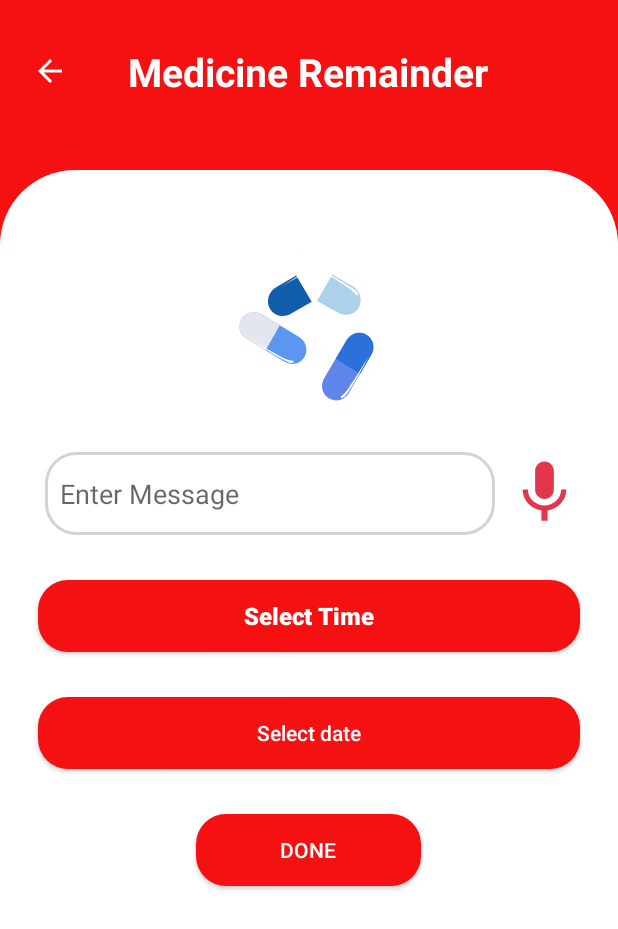
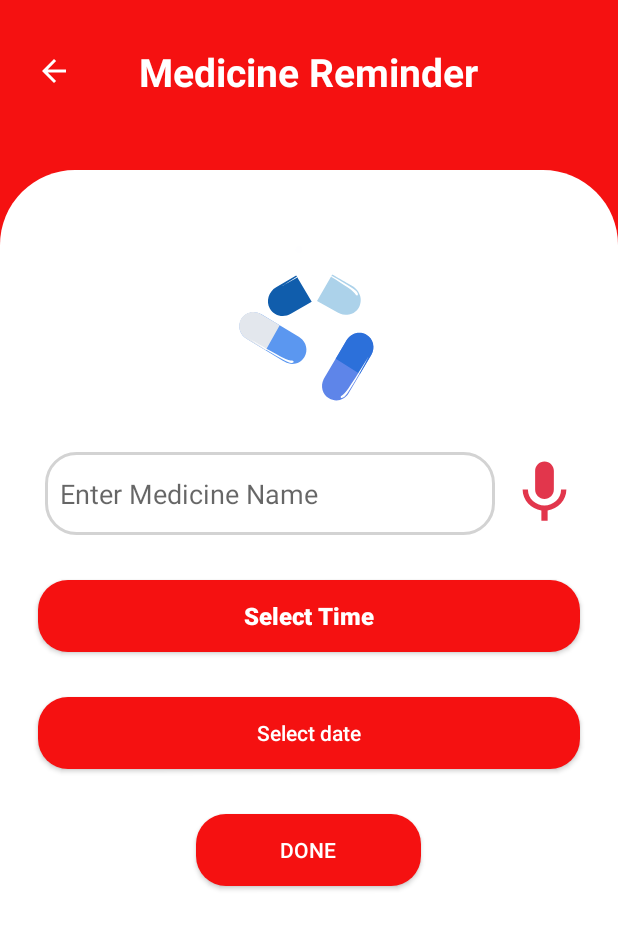
Before and after one commit to tok2sumit/SureHelp, an Android app: the CreateEvent screen opened directly, with no data from a screen before it, on a phone screen of 412 x 824 dp. Shown: the top 929 px of the screen. Run offline under Robolectric (Android 15) with nearby library versions, the phone set to English and light mode, and no system bars; our stand-ins replace Room's generated code; Roboto replaces fonts that are not available here.

Commit message:
Removed some typos

```diff
--- a/app/src/main/res/layout/activity_create_event.xml
+++ b/app/src/main/res/layout/activity_create_event.xml
@@ -31,7 +31,7 @@
             android:padding="8dp"
             android:layout_width="wrap_content"
             android:layout_height="wrap_content"
-            android:text="Medicine Remainder"
+            android:text="Medicine Reminder"
             android:textAlignment="center"
             android:textColor="@color/white"
             android:textSize="26sp"
@@ -89,7 +89,7 @@
             android:layout_height="55dp"
             android:layout_below="@id/alarm_animation"
             android:background="@drawable/edit_text_bg"
-            android:hint="Enter Message"
+            android:hint="Enter Medicine Name"
             android:inputType="text"
             android:padding="10dp"
             app:layout_constraintBottom_toBottomOf="parent"
--- a/app/src/main/res/layout/activity_dashboard.xml
+++ b/app/src/main/res/layout/activity_dashboard.xml
@@ -112,7 +112,7 @@
                         android:layout_below="@+id/img_pill"
                         android:layout_marginLeft="1dp"
                         android:layout_marginTop="10dp"
-                        android:text="Medicine Remainder"
+                        android:text="Medicine Reminder"
                         android:textColor="#ffff"
                         android:textSize="28sp"
                         android:textStyle="bold" />
@@ -123,7 +123,7 @@
                         android:layout_below="@+id/txt_medicine_remainder_text"
                         android:layout_marginLeft="1dp"
                         android:layout_marginTop="3dp"
-                        android:text="about medicine remainder"
+                        android:text="about medicine reminder"
                         android:textColor="#ffff" />
 
 
@@ -227,7 +227,7 @@
                         android:layout_below="@+id/txt_send_location"
                         android:layout_marginLeft="1dp"
                         android:layout_marginTop="3dp"
-                        android:text="about Send Your Location"
+                        android:text="Send Location to emergency contacts"
                         android:textColor="#ffff" />
 
 
--- a/app/src/main/res/layout/fragment_on_boarding3.xml
+++ b/app/src/main/res/layout/fragment_on_boarding3.xml
@@ -67,7 +67,7 @@
         android:layout_width="wrap_content"
         android:layout_height="wrap_content"
         android:fontFamily="sans-serif-condensed"
-        android:text="Technoloty"
+        android:text="Technology"
         android:textColor="@color/white"
         android:textSize="56sp"
         android:textStyle="bold"
--- a/app/src/main/res/layout/signup_tab_activity2.xml
+++ b/app/src/main/res/layout/signup_tab_activity2.xml
@@ -134,7 +134,7 @@
             <TextView
                 android:layout_width="wrap_content"
                 android:layout_height="wrap_content"
-                android:text="Select Your Age"
+                android:text="Select Your Date of Birth"
                 android:textColor="@color/black"
                 android:textSize="18sp" />
 
```
